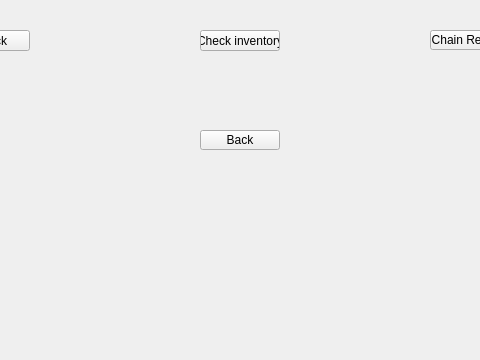
Before: the Qt Designer form Admin/menu.ui in Corne1401/StrucProject3, drawn with Qt 5; both pictures show x 140 to 620 and y 240 to 600 of the 800 by 600 pixel window.
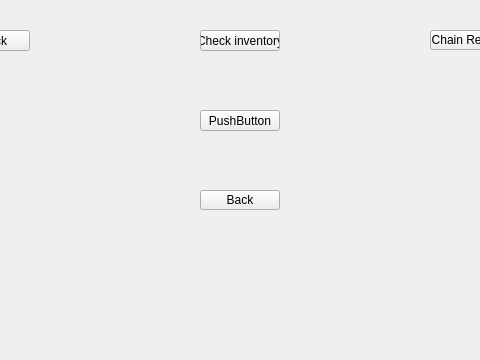
After: the same form once the commit is applied.

Diff of the .ui file:
```diff
--- a/Admin/menu.ui
+++ b/Admin/menu.ui
@@ -44,7 +44,7 @@
     <property name="geometry">
      <rect>
       <x>340</x>
-      <y>370</y>
+      <y>430</y>
       <width>80</width>
       <height>20</height>
      </rect>
@@ -144,6 +144,19 @@
      <string>Check inventory</string>
     </property>
    </widget>
+   <widget class="QPushButton" name="pushButton">
+    <property name="geometry">
+     <rect>
+      <x>340</x>
+      <y>350</y>
+      <width>80</width>
+      <height>21</height>
+     </rect>
+    </property>
+    <property name="text">
+     <string>PushButton</string>
+    </property>
+   </widget>
   </widget>
   <widget class="QStatusBar" name="statusbar"/>
  </widget>
```
